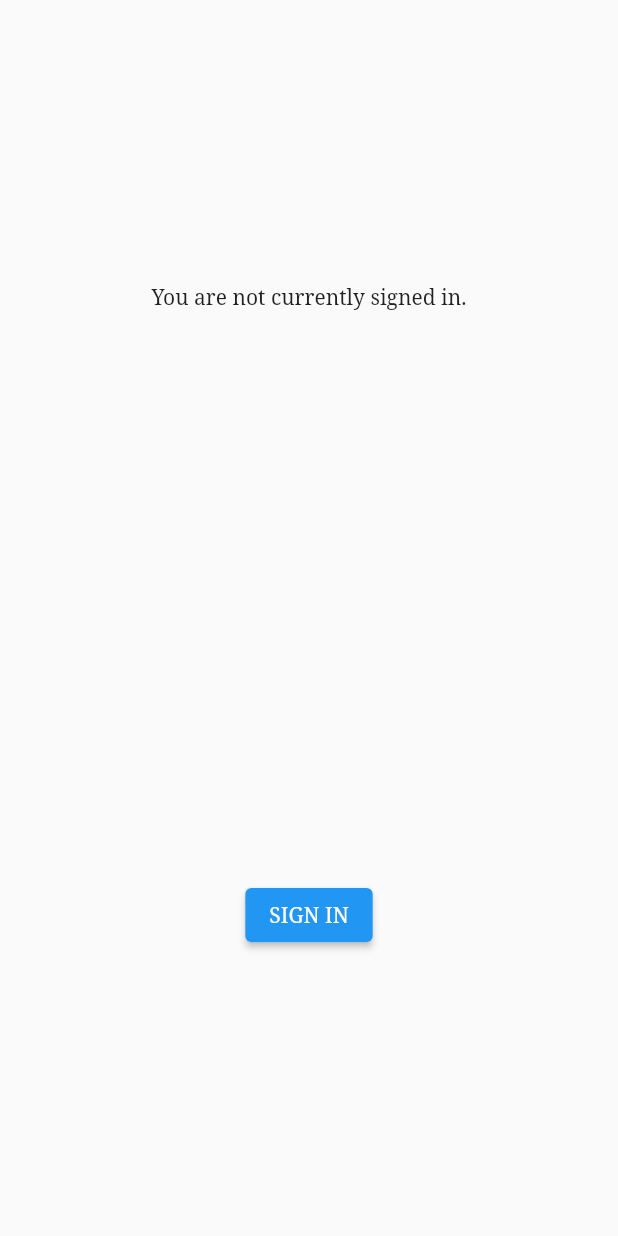
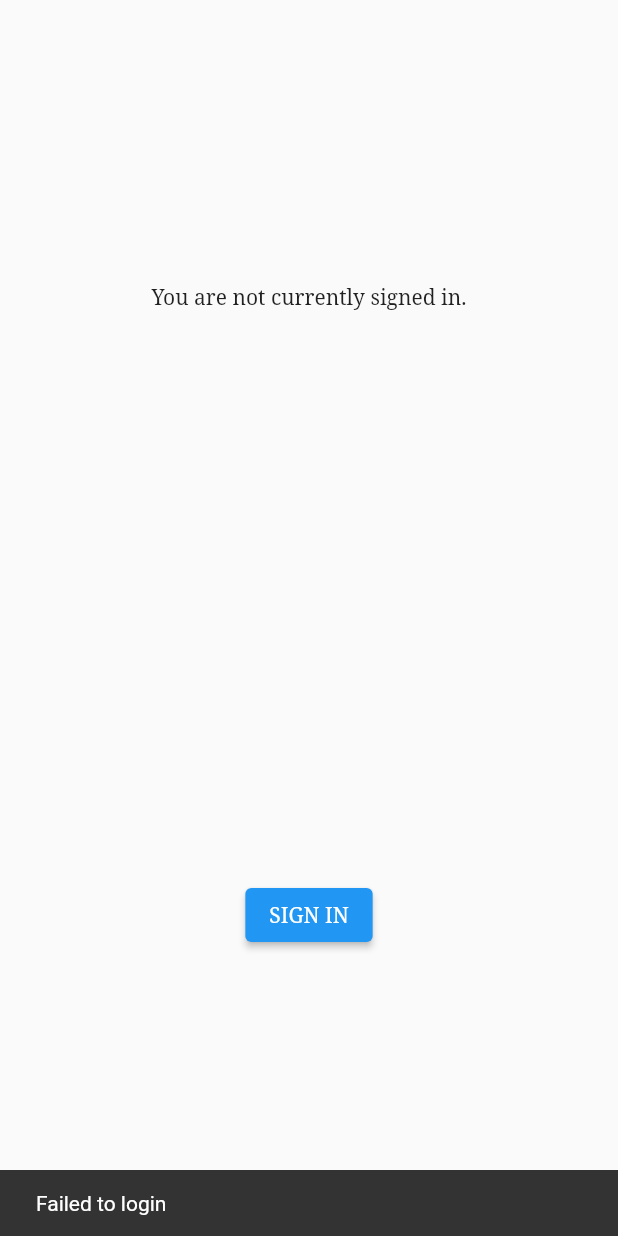
Before and after one commit to AkshayPathak13/FirebaseDemo, a Flutter app: the screen it shows after launch, after a tap on "SIGN IN", on a phone screen of 412 x 824 dp. Run offline on Flutter 3.47's test engine with Material 2 defaults, Android fonts, the phone set to English and light mode, and no system bars; our stand-ins replace cloud_firestore, firebase_core, google_fonts, google_sign_in; accounts and stored records are empty.

Commit message:
made changes as requested

```diff
--- a/lib/arguments.dart
+++ b/lib/arguments.dart
@@ -1,7 +1,6 @@
 import 'package:cloud_firestore/cloud_firestore.dart';
 import 'package:elred_test/models/note_model.dart';
 import 'package:elred_test/enums.dart';
-import 'package:google_sign_in/google_sign_in.dart';
 
 class Arguments {
   final NAVIGATION navigation;
@@ -9,19 +8,15 @@ class Arguments {
 }
 
 class HomeArguments extends Arguments {
-  final GoogleSignInAccount googleSignInAccount;
-  HomeArguments(
-      {required this.googleSignInAccount, required NAVIGATION navigation})
+  HomeArguments({required NAVIGATION navigation})
       : super(navigation: navigation);
 }
 
 class NoteArguments extends Arguments {
-  final CollectionReference<Map<String, dynamic>> collectionReference;
   final NoteModel noteModel;
   final NoteMode noteMode;
   NoteArguments(
-      {required this.collectionReference,
-      required this.noteModel,
+      {required this.noteModel,
       required this.noteMode,
       required NAVIGATION navigation})
       : super(navigation: navigation);
--- a/lib/main.dart
+++ b/lib/main.dart
@@ -1,15 +1,11 @@
-import 'package:cloud_firestore/cloud_firestore.dart';
 import 'package:elred_test/arguments.dart';
-import 'package:elred_test/enums.dart';
+import 'package:elred_test/screens/home/login.dart';
 import 'package:elred_test/screens/note.dart';
 import 'package:elred_test/screens/home/home.dart';
 import 'package:flutter/material.dart';
 import "package:firebase_core/firebase_core.dart" show Firebase;
 import 'package:google_fonts/google_fonts.dart';
 import 'firebase_options.dart';
-import 'dart:async';
-
-import 'package:google_sign_in/google_sign_in.dart';
 
 import 'service/app_service.dart';
 
@@ -35,8 +31,11 @@ class _MaterialWidgetState extends State<MaterialWidget> {
         theme: ThemeData(fontFamily: GoogleFonts.notoSerif().fontFamily),
         darkTheme: ThemeData(fontFamily: GoogleFonts.notoSerif().fontFamily),
         navigatorKey: navigatorKey,
+        initialRoute: Login.route,
         onGenerateRoute: (RouteSettings settings) {
           switch (settings.name) {
+            case Login.route:
+              return MaterialPageRoute(builder: (context) => const Login());
             case Home.route:
               return MaterialPageRoute(
                   builder: (context) =>
@@ -47,86 +46,6 @@ class _MaterialWidgetState extends State<MaterialWidget> {
                       createNoteArguments:
                           settings.arguments as NoteArguments));
           }
-        },
-        home: const SignInDemo());
+        });
   }
 }
-
-class SignInDemo extends StatefulWidget {
-  const SignInDemo({Key? key}) : super(key: key);
-
-  @override
-  State createState() => SignInDemoState();
-}
-
-class SignInDemoState extends State<SignInDemo> {
-  GoogleSignInAccount? _currentUser;
-
-  @override
-  void initState() {
-    super.initState();
-    WidgetsBinding.instance.addPostFrameCallback((timeStamp) {
-      AppService.googleSignIn.onCurrentUserChanged
-          .listen((GoogleSignInAccount? account) {
-        AppService.navigateTo(
-            Home.route,
-            HomeArguments(
-                navigation: NAVIGATION.pushReplacement,
-                googleSignInAccount: account!));
-      });
-    });
-  }
-
-  Future<void> _handleSignIn() async {
-    try {
-      await AppService.googleSignIn.signIn();
-    } catch (error) {}
-  }
-
-  Future<void> _handleSignOut() => AppService.googleSignIn.disconnect();
-
-  Widget _buildBody() {
-    final GoogleSignInAccount? user = _currentUser;
-    if (user != null) {
-      return Column(
-        mainAxisAlignment: MainAxisAlignment.spaceAround,
-        children: <Widget>[
-          ListTile(
-            leading: GoogleUserCircleAvatar(
-              identity: user,
-            ),
-            title: Text(user.displayName ?? ''),
-            subtitle: Text(user.email),
-          ),
-          const Text('Signed in successfully.'),
-          ElevatedButton(
-            onPressed: _handleSignOut,
-            child: const Text('SIGN OUT'),
-          ),
-        ],
-      );
-    } else {
-      return Column(
-        mainAxisAlignment: MainAxisAlignment.spaceAround,
-        children: <Widget>[
-          const Text('You are not currently signed in.'),
-          ElevatedButton(
-            onPressed: _handleSignIn,
-            child: const Text('SIGN IN'),
-          ),
-        ],
-      );
-    }
-  }
-
-  @override
-  Widget build(BuildContext context) {
-    return SafeArea(
-      child: Scaffold(
-          body: ConstrainedBox(
-        constraints: const BoxConstraints.expand(),
-        child: _buildBody(),
-      )),
-    );
-  }
-}
--- a/lib/models/note_model.dart
+++ b/lib/models/note_model.dart
@@ -11,7 +11,7 @@ class NoteModel {
       required this.description,
       required this.time});
 
-  factory NoteModel.fromJson(Object json) {
+  factory NoteModel.fromJson(Object? json) {
     if (json is Map<String, dynamic>) {
       return NoteModel(
           id: json['id'],
--- /dev/null
+++ b/lib/screens/home/login.dart
@@ -0,0 +1,54 @@
+import 'package:elred_test/enums.dart';
+import 'package:flutter/material.dart';
+
+import '../../arguments.dart';
+import '../../service/app_service.dart';
+import 'home.dart';
+
+class Login extends StatefulWidget {
+  static const String route = '/Login';
+  const Login({Key? key}) : super(key: key);
+
+  @override
+  State createState() => LoginState();
+}
+
+class LoginState extends State<Login> {
+  @override
+  void initState() {
+    super.initState();
+  }
+
+  Widget _buildBody() {
+    return Column(
+      mainAxisAlignment: MainAxisAlignment.spaceAround,
+      children: <Widget>[
+        const Text('You are not currently signed in.'),
+        ElevatedButton(
+          onPressed: () => AppService.login().then((value) {
+            if (value) {
+              AppService.navigateTo(Home.route,
+                  arguments:
+                      HomeArguments(navigation: NAVIGATION.pushReplacement));
+            } else {
+              ScaffoldMessenger.of(context).showSnackBar(
+                  const SnackBar(content: Text('Failed to login')));
+            }
+          }),
+          child: const Text('SIGN IN'),
+        ),
+      ],
+    );
+  }
+
+  @override
+  Widget build(BuildContext context) {
+    return SafeArea(
+      child: Scaffold(
+          body: ConstrainedBox(
+        constraints: const BoxConstraints.expand(),
+        child: _buildBody(),
+      )),
+    );
+  }
+}
--- a/lib/service/app_service.dart
+++ b/lib/service/app_service.dart
@@ -1,13 +1,21 @@
+import 'dart:async';
+
+import 'package:cloud_firestore/cloud_firestore.dart';
 import 'package:elred_test/arguments.dart';
+import 'package:elred_test/screens/home/home.dart';
+import 'package:elred_test/screens/home/login.dart';
 import 'package:flutter/material.dart';
 import 'package:google_sign_in/google_sign_in.dart';
 
 import '../enums.dart';
+import 'data_service.dart';
 
 final GlobalKey<NavigatorState> navigatorKey = GlobalKey<NavigatorState>();
 
 class AppService {
   static final AppService _instance = AppService._internal();
+  static DataService? _dataService;
+  static DataService? get dataService => _dataService;
   AppService._internal();
   factory AppService() {
     return _instance;
@@ -17,15 +25,35 @@ class AppService {
       'email',
     ],
   );
-  static void navigateTo(String routeName, Arguments arguments) {
+  static Future<bool> login() {
+    Completer<bool> completer = Completer();
+    googleSignIn.signIn().then((value) {
+      _dataService = DataService(value!.id);
+      completer.complete(true);
+    }).catchError((error) {
+      completer.complete(false);
+    });
+    return completer.future;
+  }
+
+  static void logout() {
+    googleSignIn.signOut().then((value) {
+      navigateTo(Login.route,
+          arguments: Arguments(navigation: NAVIGATION.pushReplacement));
+    });
+  }
+
+  static void navigateTo(String routeName, {Arguments? arguments}) {
     if (navigatorKey.currentState != null) {
-      switch (arguments.navigation) {
+      switch (arguments?.navigation) {
         case NAVIGATION.push:
           navigatorKey.currentState!.pushNamed(routeName, arguments: arguments);
           break;
         case NAVIGATION.pushReplacement:
           navigatorKey.currentState!
               .pushReplacementNamed(routeName, arguments: arguments);
+          break;
+        case null:
           break;
       }
     }
```
Also changed, not shown: lib/screens/home/header.dart (+6 -17 lines), lib/screens/home/home.dart (+7 -22 lines), lib/screens/note.dart (+13 -12 lines), lib/service/data_service.dart (added, +53 -0 lines).
